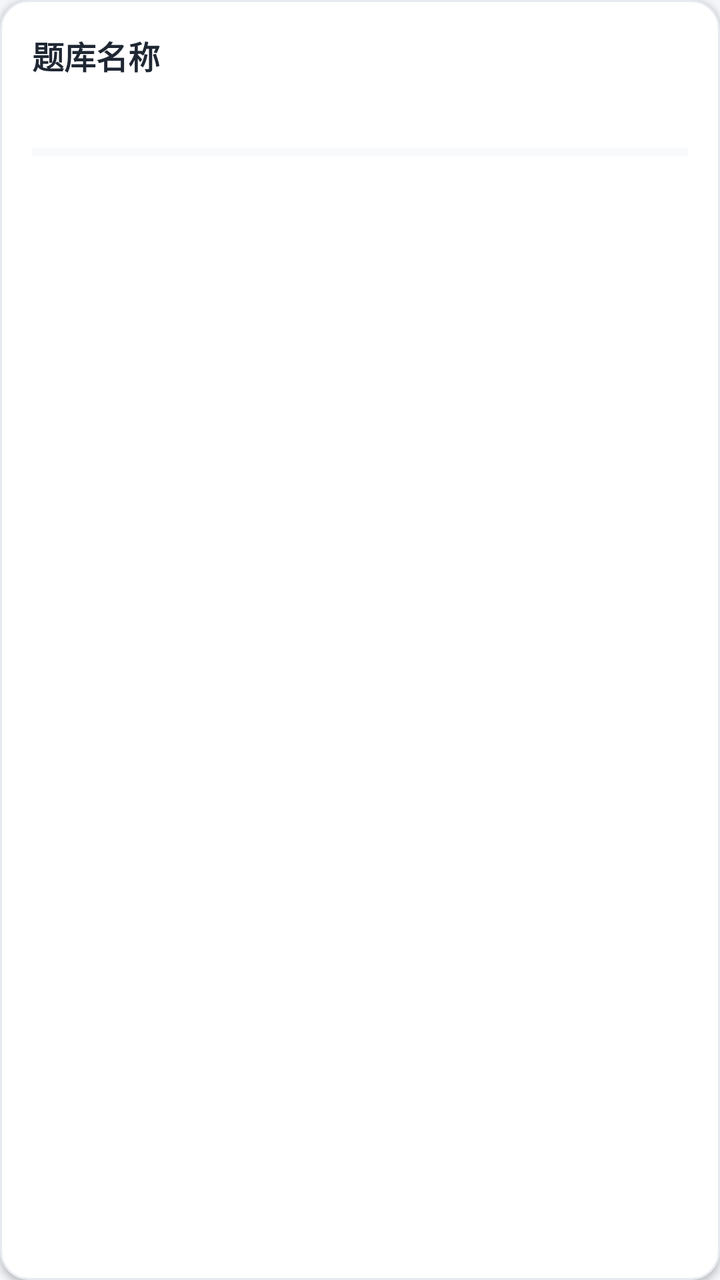
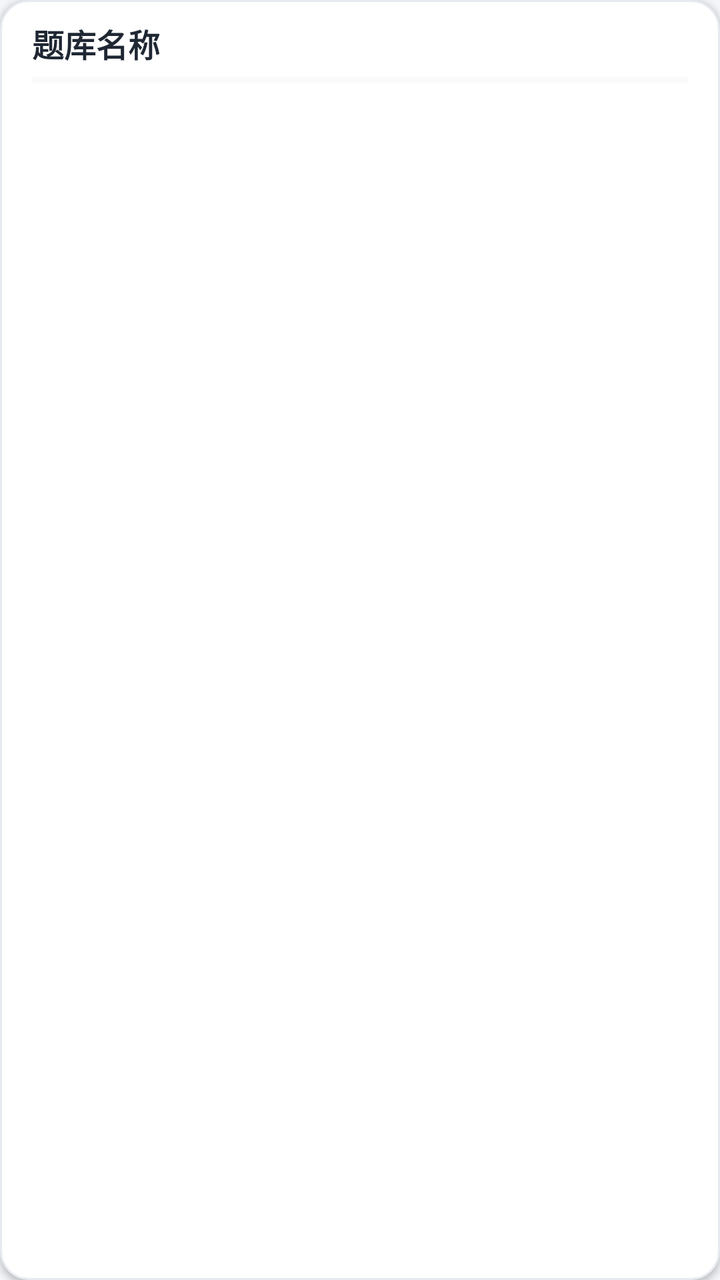

Two renders of the same Android screen: before a commit and after it. Below are the layout's source before the change and the commit's diff.
<!-- AndroidManifest.xml: application theme AppTheme.Light -->
<!-- res/layout/item_bank.xml -->
<?xml version="1.0" encoding="utf-8"?>
<LinearLayout xmlns:android="http://schemas.android.com/apk/res/android"
    android:layout_width="match_parent"
    android:layout_height="wrap_content"
    android:layout_marginStart="12dp"
    android:layout_marginTop="6dp"
    android:layout_marginEnd="12dp"
    android:layout_marginBottom="6dp"
    android:background="@drawable/bg_card_ripple"
    android:elevation="2dp"
    android:orientation="vertical"
    android:padding="16dp">

    <LinearLayout
        android:layout_width="match_parent"
        android:layout_height="wrap_content"
        android:orientation="horizontal">

        <TextView
            android:id="@+id/name"
            android:layout_width="0dp"
            android:layout_height="wrap_content"
            android:layout_weight="1"
            android:ellipsize="end"
            android:maxLines="1"
            android:text="@string/ui_139"
            android:textColor="?attr/qzText"
            android:textSize="16sp"
            android:textStyle="bold" />

        <TextView
            android:id="@+id/lastAt"
            android:layout_width="wrap_content"
            android:layout_height="wrap_content"
            android:text=""
            android:textColor="?attr/qzTextSub"
            android:textSize="12sp" />
    </LinearLayout>

    <TextView
        android:id="@+id/counts"
        android:layout_width="wrap_content"
        android:layout_height="wrap_content"
        android:layout_marginTop="6dp"
        android:text=""
        android:textColor="?attr/qzTextSub"
        android:textSize="13sp" />

    <ProgressBar
        android:id="@+id/progress"
        style="?android:attr/progressBarStyleHorizontal"
        android:layout_width="match_parent"
        android:layout_height="6dp"
        android:layout_marginTop="10dp"
        android:max="100"
        android:progress="0"
        android:progressBackgroundTint="?attr/qzDivider"
        android:progressTint="?attr/qzPrimary" />
</LinearLayout>
<!-- resources referenced by this layout -->
<resources>
  <!-- drawable bg_card_ripple (drawable) -->
  <?xml version="1.0" encoding="utf-8"?>
  <ripple xmlns:android="http://schemas.android.com/apk/res/android"
      android:color="#22000000">
      <item>
          <shape android:shape="rectangle">
              <solid android:color="?attr/qzSurface" />
              <corners android:radius="14dp" />
              <stroke android:width="1dp" android:color="?attr/qzStroke" />
          </shape>
      </item>
  </ripple>
  <string name="ui_139">题库名称</string>
  <style name="AppTheme.Light" parent="android:Theme.Material.Light.NoActionBar">
          <item name="android:colorPrimary">@color/primaryLight</item>
          <item name="android:colorPrimaryDark">@color/primaryDarkLight</item>
          <item name="android:colorAccent">@color/primaryLight</item>
          <item name="android:windowBackground">@color/bgLight</item>
          <item name="android:colorBackground">@color/bgLight</item>
          <item name="android:statusBarColor">@color/primaryDarkLight</item>
          <item name="android:navigationBarColor">@color/bgLight</item>
          <item name="android:textColorPrimary">@color/textLight</item>
          <item name="android:textColorSecondary">@color/textSubLight</item>
  
          <item name="qzPrimary">@color/primaryLight</item>
          <item name="qzBg">@color/bgLight</item>
          <item name="qzSurface">@color/surfaceLight</item>
          <item name="qzChipBg">@color/chipBgLight</item>
          <item name="qzText">@color/textLight</item>
          <item name="qzTextSub">@color/textSubLight</item>
          <item name="qzDivider">@color/dividerLight</item>
          <item name="qzGreen">@color/greenLight</item>
          <item name="qzGreenBg">@color/greenBgLight</item>
          <item name="qzRed">@color/redLight</item>
          <item name="qzRedBg">@color/redBgLight</item>
          <item name="qzOrange">@color/orangeLight</item>
          <item name="qzOrangeBg">@color/orangeBgLight</item>
          <item name="qzPrimaryBg">@color/primaryBgLight</item>
          <item name="qzStroke">@color/strokeLight</item>
          <item name="qzOnPrimary">@color/white</item>
      </style>
  <color name="primaryLight">#3D6FE0</color>
  <color name="primaryDarkLight">#2B54A8</color>
  <color name="bgLight">#F4F6FA</color>
  <color name="textLight">#1F2733</color>
  <color name="textSubLight">#6B7686</color>
  <color name="surfaceLight">#FFFFFF</color>
  <color name="chipBgLight">#EDF1F7</color>
  <color name="dividerLight">#E6EAF0</color>
  <color name="greenLight">#2E9E5B</color>
  <color name="greenBgLight">#E5F5EC</color>
  <color name="redLight">#E0563F</color>
  <color name="redBgLight">#FBEAE6</color>
  <color name="orangeLight">#E8871E</color>
  <color name="orangeBgLight">#FDF1E2</color>
  <color name="primaryBgLight">#E8EFFC</color>
  <color name="strokeLight">#E7EBF1</color>
  <color name="white">#FFFFFF</color>
</resources>

<!-- the commit's change to res/layout/item_bank.xml (unified diff, before → after) -->
@@ -9,7 +9,10 @@
     android:background="@drawable/bg_card_ripple"
     android:elevation="2dp"
     android:orientation="vertical"
-    android:padding="16dp">
+    android:paddingStart="16dp"
+    android:paddingEnd="16dp"
+    android:paddingTop="10dp"
+    android:paddingBottom="10dp">
 
     <LinearLayout
         android:layout_width="match_parent"
@@ -37,23 +40,24 @@
             android:textSize="12sp" />
     </LinearLayout>
 
+    <ProgressBar
+        android:id="@+id/progress"
+        style="?android:attr/progressBarStyleHorizontal"
+        android:layout_width="match_parent"
+        android:layout_height="3dp"
+        android:layout_marginTop="5dp"
+        android:layout_marginBottom="5dp"
+        android:max="100"
+        android:progress="0"
+        android:progressBackgroundTint="?attr/qzDivider"
+        android:progressTint="?attr/qzPrimary" />
+
     <TextView
         android:id="@+id/counts"
         android:layout_width="wrap_content"
         android:layout_height="wrap_content"
-        android:layout_marginTop="6dp"
         android:text=""
         android:textColor="?attr/qzTextSub"
         android:textSize="13sp" />
 
-    <ProgressBar
-        android:id="@+id/progress"
-        style="?android:attr/progressBarStyleHorizontal"
-        android:layout_width="match_parent"
-        android:layout_height="6dp"
-        android:layout_marginTop="10dp"
-        android:max="100"
-        android:progress="0"
-        android:progressBackgroundTint="?attr/qzDivider"
-        android:progressTint="?attr/qzPrimary" />
 </LinearLayout>
<!-- resource entries referenced after the edit -->
@@ -14,6 +14,8 @@
   </ripple>
   <string name="ui_139">题库名称</string>
   <style name="AppTheme.Light" parent="android:Theme.Material.Light.NoActionBar">
+          <item name="android:popupMenuStyle">@style/QzPopup.Light</item>
+          <item name="android:alertDialogTheme">@style/QzDialog.Light</item>
           <item name="android:colorPrimary">@color/primaryLight</item>
           <item name="android:colorPrimaryDark">@color/primaryDarkLight</item>
           <item name="android:colorAccent">@color/primaryLight</item>
@@ -41,6 +43,20 @@
           <item name="qzStroke">@color/strokeLight</item>
           <item name="qzOnPrimary">@color/white</item>
       </style>
+  <style name="QzPopup.Light" parent="android:Widget.Material.Light.PopupMenu">
+          <item name="android:popupBackground">@color/surfaceLight</item>
+          <item name="android:textColorPrimary">@color/primaryLight</item>
+          <item name="android:textColorSecondary">@color/textSubLight</item>
+      </style>
+  <style name="QzDialog.Light" parent="android:Theme.Material.Dialog.Alert">
+          <item name="android:windowBackground">@color/surfaceLight</item>
+          <item name="android:colorAccent">@color/primaryLight</item>
+          <item name="android:colorPrimary">@color/primaryLight</item>
+          <item name="android:textColorPrimary">@color/textLight</item>
+          <item name="android:textColorSecondary">@color/textSubLight</item>
+          <item name="android:colorBackgroundFloating">@color/surfaceLight</item>
+          <item name="android:textColorAlertDialogListItem">@color/dialogItemBlueLight</item>
+      </style>
   <color name="primaryLight">#3D6FE0</color>
   <color name="primaryDarkLight">#2B54A8</color>
   <color name="bgLight">#F4F6FA</color>
@@ -58,5 +74,6 @@
   <color name="primaryBgLight">#E8EFFC</color>
   <color name="strokeLight">#E7EBF1</color>
   <color name="white">#FFFFFF</color>
+  <color name="dialogItemBlueLight">#2B54A8</color>
 </resources>
 
